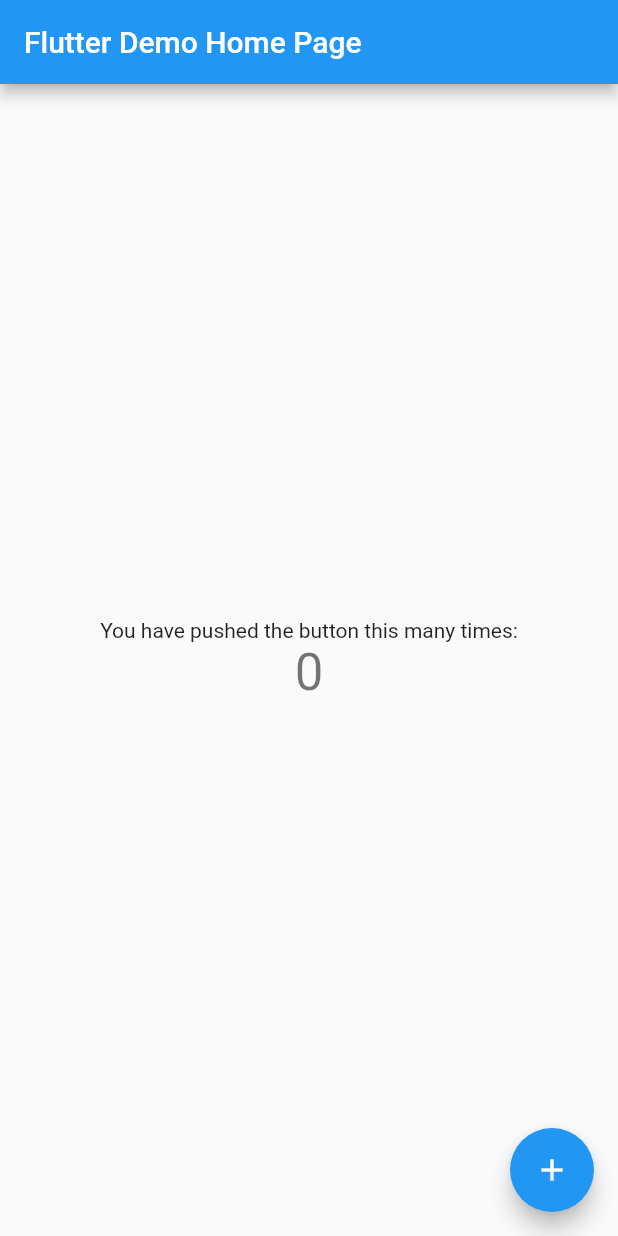
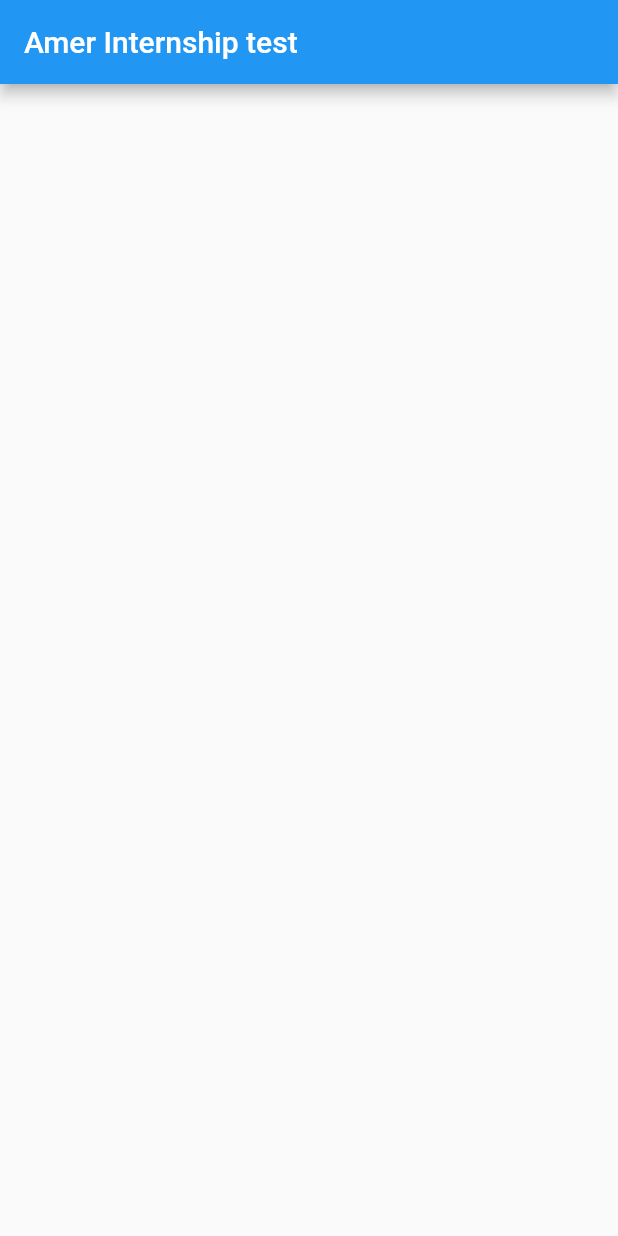
Before and after one commit to AmerBiro/amer_internship, a Flutter app: the screen it shows after launch, on a phone screen of 412 x 824 dp. Run offline on Flutter 3.47's test engine with Material 2 defaults, Android fonts, the light colour scheme and no system bars.

Commit message:
debug demo remove

```diff
--- a/lib/main.dart
+++ b/lib/main.dart
@@ -1,3 +1,4 @@
+import 'package:amer_internship/screens/home_screen.dart';
 import 'package:flutter/material.dart';
 
 void main() {
@@ -7,109 +8,16 @@
 class MyApp extends StatelessWidget {
   const MyApp({super.key});
 
-  // This widget is the root of your application.
   @override
   Widget build(BuildContext context) {
     return MaterialApp(
-      title: 'Flutter Demo',
+      debugShowCheckedModeBanner: false,
+      title: 'Amer Internship test',
       theme: ThemeData(
-        // This is the theme of your application.
-        //
-        // Try running your application with "flutter run". You'll see the
-        // application has a blue toolbar. Then, without quitting the app, try
-        // changing the primarySwatch below to Colors.green and then invoke
-        // "hot reload" (press "r" in the console where you ran "flutter run",
-        // or simply save your changes to "hot reload" in a Flutter IDE).
-        // Notice that the counter didn't reset back to zero; the application
-        // is not restarted.
+
         primarySwatch: Colors.blue,
       ),
-      home: const MyHomePage(title: 'Flutter Demo Home Page'),
+      home: const HomeScreen(),
     );
   }
 }
-
-class MyHomePage extends StatefulWidget {
-  const MyHomePage({super.key, required this.title});
-
-  // This widget is the home page of your application. It is stateful, meaning
-  // that it has a State object (defined below) that contains fields that affect
-  // how it looks.
-
-  // This class is the configuration for the state. It holds the values (in this
-  // case the title) provided by the parent (in this case the App widget) and
-  // used by the build method of the State. Fields in a Widget subclass are
-  // always marked "final".
-
-  final String title;
-
-  @override
-  State<MyHomePage> createState() => _MyHomePageState();
-}
-
-class _MyHomePageState extends State<MyHomePage> {
-  int _counter = 0;
-
-  void _incrementCounter() {
-    setState(() {
-      // This call to setState tells the Flutter framework that something has
-      // changed in this State, which causes it to rerun the build method below
-      // so that the display can reflect the updated values. If we changed
-      // _counter without calling setState(), then the build method would not be
-      // called again, and so nothing would appear to happen.
-      _counter++;
-    });
-  }
-
-  @override
-  Widget build(BuildContext context) {
-    // This method is rerun every time setState is called, for instance as done
-    // by the _incrementCounter method above.
-    //
-    // The Flutter framework has been optimized to make rerunning build methods
-    // fast, so that you can just rebuild anything that needs updating rather
-    // than having to individually change instances of widgets.
-    return Scaffold(
-      appBar: AppBar(
-        // Here we take the value from the MyHomePage object that was created by
-        // the App.build method, and use it to set our appbar title.
-        title: Text(widget.title),
-      ),
-      body: Center(
-        // Center is a layout widget. It takes a single child and positions it
-        // in the middle of the parent.
-        child: Column(
-          // Column is also a layout widget. It takes a list of children and
-          // arranges them vertically. By default, it sizes itself to fit its
-          // children horizontally, and tries to be as tall as its parent.
-          //
-          // Invoke "debug painting" (press "p" in the console, choose the
-          // "Toggle Debug Paint" action from the Flutter Inspector in Android
-          // Studio, or the "Toggle Debug Paint" command in Visual Studio Code)
-          // to see the wireframe for each widget.
-          //
-          // Column has various properties to control how it sizes itself and
-          // how it positions its children. Here we use mainAxisAlignment to
-          // center the children vertically; the main axis here is the vertical
-          // axis because Columns are vertical (the cross axis would be
-          // horizontal).
-          mainAxisAlignment: MainAxisAlignment.center,
-          children: <Widget>[
-            const Text(
-              'You have pushed the button this many times:',
-            ),
-            Text(
-              '$_counter',
-              style: Theme.of(context).textTheme.headline4,
-            ),
-          ],
-        ),
-      ),
-      floatingActionButton: FloatingActionButton(
-        onPressed: _incrementCounter,
-        tooltip: 'Increment',
-        child: const Icon(Icons.add),
-      ), // This trailing comma makes auto-formatting nicer for build methods.
-    );
-  }
-}
--- /dev/null
+++ b/lib/screens/home_screen.dart
@@ -0,0 +1,21 @@
+import 'package:flutter/material.dart';
+
+class HomeScreen extends StatefulWidget {
+  const HomeScreen({Key? key}) : super(key: key);
+
+  @override
+  State<HomeScreen> createState() => _HomeScreenState();
+}
+
+class _HomeScreenState extends State<HomeScreen> {
+  @override
+  Widget build(BuildContext context) {
+    return Scaffold(
+      appBar: AppBar(
+        title: const Text("Amer Internship test"),
+      ),
+        body: SizedBox(),
+
+    );
+  }
+}
```
